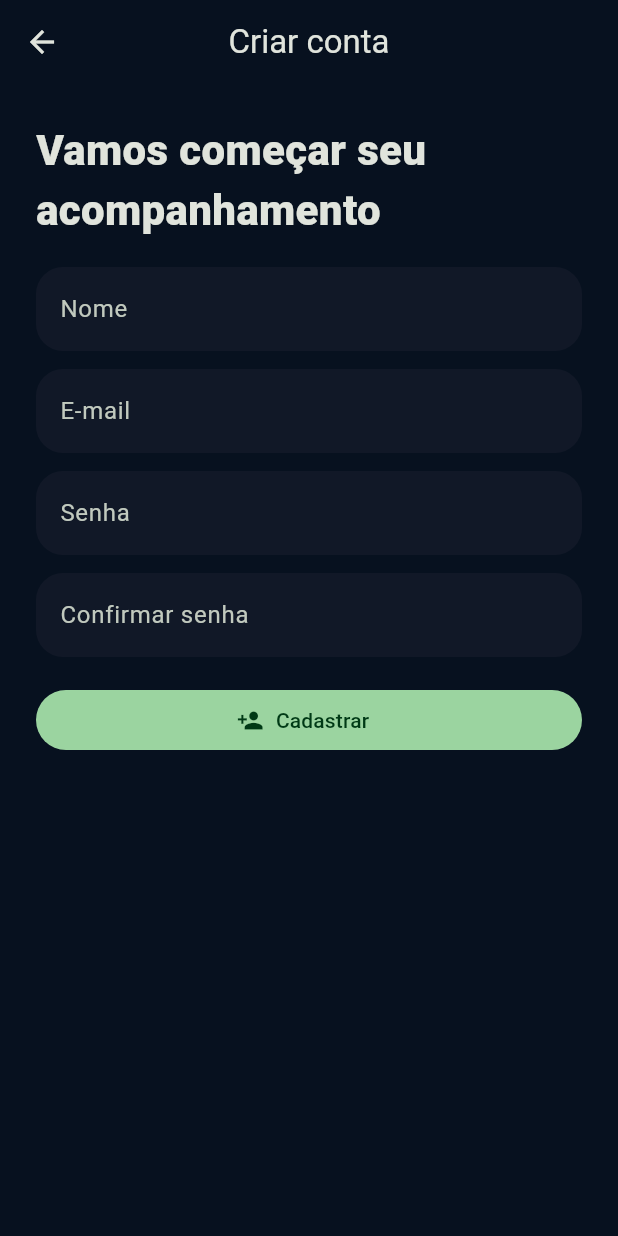
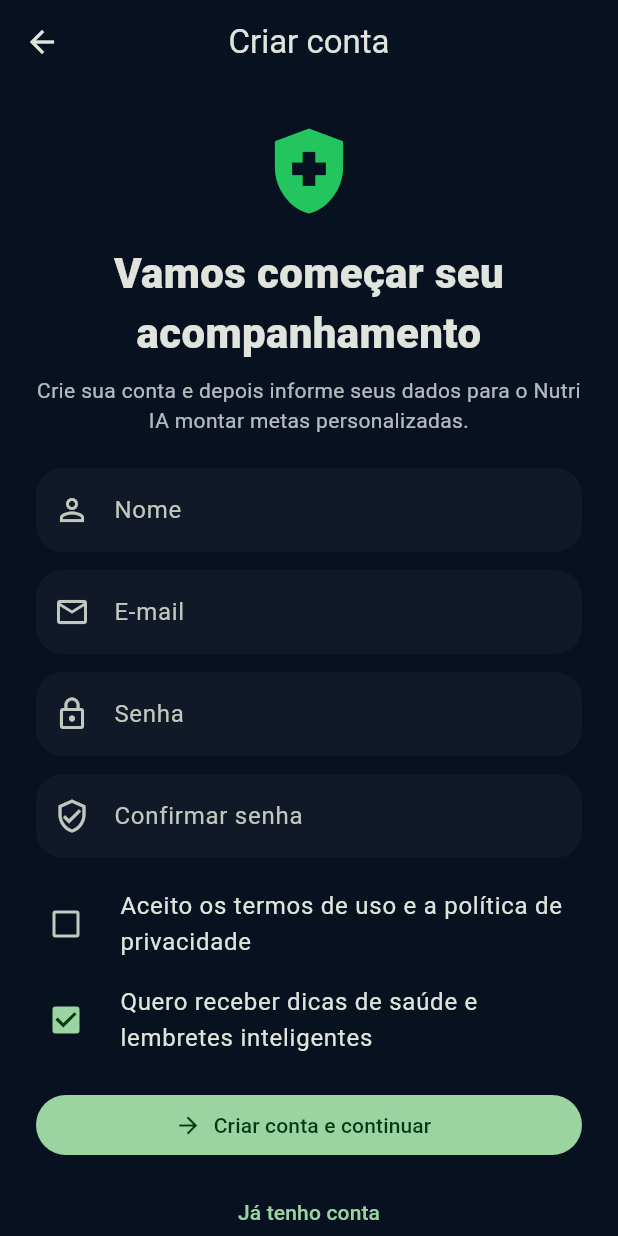
Before and after one commit to crubenetton/nutri-ia, a Flutter app: the RegisterPage screen opened directly, on a phone screen of 412 x 824 dp. Run offline on Flutter 3.47's test engine with Material 3 defaults, Android fonts, the phone set to English and light mode, and no system bars; our stand-ins replace cloud_firestore, firebase_auth, firebase_core; missing offline and left inert: dart:html; accounts and stored records are empty.

Commit message:
v1.2.1 cadastro direto para onboarding

```diff
--- a/lib/pages/auth/register_page.dart
+++ b/lib/pages/auth/register_page.dart
@@ -1,5 +1,6 @@
 import 'package:flutter/material.dart';
 import '../../services/auth_service.dart';
+import '../onboarding/wizard_onboarding_page.dart';
 
 class RegisterPage extends StatefulWidget {
   const RegisterPage({super.key});
@@ -13,29 +14,68 @@ class _RegisterPageState extends State<RegisterPage> {
   final email = TextEditingController();
   final password = TextEditingController();
   final confirmPassword = TextEditingController();
+
   bool loading = false;
+  bool acceptedTerms = false;
+  bool receiveTips = true;
+
+  @override
+  void dispose() {
+    name.dispose();
+    email.dispose();
+    password.dispose();
+    confirmPassword.dispose();
+    super.dispose();
+  }
 
   Future<void> register() async {
-    if (name.text.trim().isEmpty) {
+    final cleanName = name.text.trim();
+    final cleanEmail = email.text.trim();
+    final cleanPassword = password.text.trim();
+    final cleanConfirmPassword = confirmPassword.text.trim();
+
+    if (cleanName.isEmpty) {
       ScaffoldMessenger.of(context).showSnackBar(const SnackBar(content: Text('Digite seu nome.')));
       return;
     }
 
-    if (password.text.trim().length < 6) {
+    if (cleanEmail.isEmpty || !cleanEmail.contains('@')) {
+      ScaffoldMessenger.of(context).showSnackBar(const SnackBar(content: Text('Digite um e-mail válido.')));
+      return;
+    }
+
+    if (cleanPassword.length < 6) {
       ScaffoldMessenger.of(context).showSnackBar(const SnackBar(content: Text('A senha precisa ter pelo menos 6 caracteres.')));
       return;
     }
 
-    if (password.text.trim() != confirmPassword.text.trim()) {
+    if (cleanPassword != cleanConfirmPassword) {
       ScaffoldMessenger.of(context).showSnackBar(const SnackBar(content: Text('As senhas não conferem.')));
       return;
     }
 
+    if (!acceptedTerms) {
+      ScaffoldMessenger.of(context).showSnackBar(const SnackBar(content: Text('Você precisa aceitar os termos para criar sua conta.')));
+      return;
+    }
+
     setState(() => loading = true);
+
     try {
-      await AuthService().register(name: name.text, email: email.text, password: password.text);
+      await AuthService().register(
+        name: cleanName,
+        email: cleanEmail,
+        password: cleanPassword,
+      );
+
       if (!mounted) return;
-      Navigator.pop(context);
+
+      Navigator.pushReplacement(
+        context,
+        MaterialPageRoute(
+          builder: (_) => const WizardOnboardingPage(),
+        ),
+      );
     } catch (e) {
       if (!mounted) return;
       ScaffoldMessenger.of(context).showSnackBar(SnackBar(content: Text('Erro ao cadastrar: $e')));
@@ -52,29 +92,95 @@ class _RegisterPageState extends State<RegisterPage> {
       ),
       body: Center(
         child: ConstrainedBox(
-          constraints: const BoxConstraints(maxWidth: 430),
+          constraints: const BoxConstraints(maxWidth: 460),
           child: ListView(
             padding: const EdgeInsets.all(24),
             children: [
-              const Text('Vamos começar seu acompanhamento', style: TextStyle(fontSize: 28, fontWeight: FontWeight.w900)),
-              const SizedBox(height: 18),
-              TextField(controller: name, decoration: const InputDecoration(labelText: 'Nome')),
+              const Icon(Icons.health_and_safety, size: 68, color: Color(0xFF22C55E)),
+              const SizedBox(height: 14),
+              const Text(
+                'Vamos começar seu acompanhamento',
+                textAlign: TextAlign.center,
+                style: TextStyle(fontSize: 28, fontWeight: FontWeight.w900),
+              ),
+              const SizedBox(height: 8),
+              Text(
+                'Crie sua conta e depois informe seus dados para o Nutri IA montar metas personalizadas.',
+                textAlign: TextAlign.center,
+                style: TextStyle(color: Colors.white.withOpacity(.70)),
+              ),
+              const SizedBox(height: 22),
+
+              TextField(
+                controller: name,
+                textInputAction: TextInputAction.next,
+                decoration: const InputDecoration(
+                  labelText: 'Nome',
+                  prefixIcon: Icon(Icons.person_outline),
+                ),
+              ),
               const SizedBox(height: 12),
-              TextField(controller: email, decoration: const InputDecoration(labelText: 'E-mail')),
+
+              TextField(
+                controller: email,
+                keyboardType: TextInputType.emailAddress,
+                textInputAction: TextInputAction.next,
+                decoration: const InputDecoration(
+                  labelText: 'E-mail',
+                  prefixIcon: Icon(Icons.email_outlined),
+                ),
+              ),
               const SizedBox(height: 12),
-              TextField(controller: password, obscureText: true, decoration: const InputDecoration(labelText: 'Senha')),
+
+              TextField(
+                controller: password,
+                obscureText: true,
+                textInputAction: TextInputAction.next,
+                decoration: const InputDecoration(
+                  labelText: 'Senha',
+                  prefixIcon: Icon(Icons.lock_outline),
+                ),
+              ),
               const SizedBox(height: 12),
+
               TextField(
                 controller: confirmPassword,
                 obscureText: true,
-                decoration: const InputDecoration(labelText: 'Confirmar senha'),
+                decoration: const InputDecoration(
+                  labelText: 'Confirmar senha',
+                  prefixIcon: Icon(Icons.verified_user_outlined),
+                ),
                 onSubmitted: (_) => register(),
               ),
-              const SizedBox(height: 18),
+              const SizedBox(height: 12),
+
+              CheckboxListTile(
+                value: acceptedTerms,
+                onChanged: loading ? null : (value) => setState(() => acceptedTerms = value ?? false),
+                title: const Text('Aceito os termos de uso e a política de privacidade'),
+                controlAffinity: ListTileControlAffinity.leading,
+                contentPadding: EdgeInsets.zero,
+              ),
+              CheckboxListTile(
+                value: receiveTips,
+                onChanged: loading ? null : (value) => setState(() => receiveTips = value ?? true),
+                title: const Text('Quero receber dicas de saúde e lembretes inteligentes'),
+                controlAffinity: ListTileControlAffinity.leading,
+                contentPadding: EdgeInsets.zero,
+              ),
+
+              const SizedBox(height: 14),
               FilledButton.icon(
                 onPressed: loading ? null : register,
-                icon: loading ? const SizedBox(width: 18, height: 18, child: CircularProgressIndicator(strokeWidth: 2)) : const Icon(Icons.person_add),
-                label: const Text('Cadastrar'),
+                icon: loading
+                    ? const SizedBox(width: 18, height: 18, child: CircularProgressIndicator(strokeWidth: 2))
+                    : const Icon(Icons.arrow_forward),
+                label: const Text('Criar conta e continuar'),
+              ),
+              const SizedBox(height: 10),
+              TextButton(
+                onPressed: loading ? null : () => Navigator.pop(context),
+                child: const Text('Já tenho conta'),
               ),
             ],
           ),
```
Also changed, not shown: lib/pages/home/home_page.dart (+94 -64 lines), lib/widgets/premium_action_card.dart (added, +41 -0 lines), lib/widgets/premium_progress_card.dart (added, +48 -0 lines), firebase.json, lib/firebase_options.dart.
